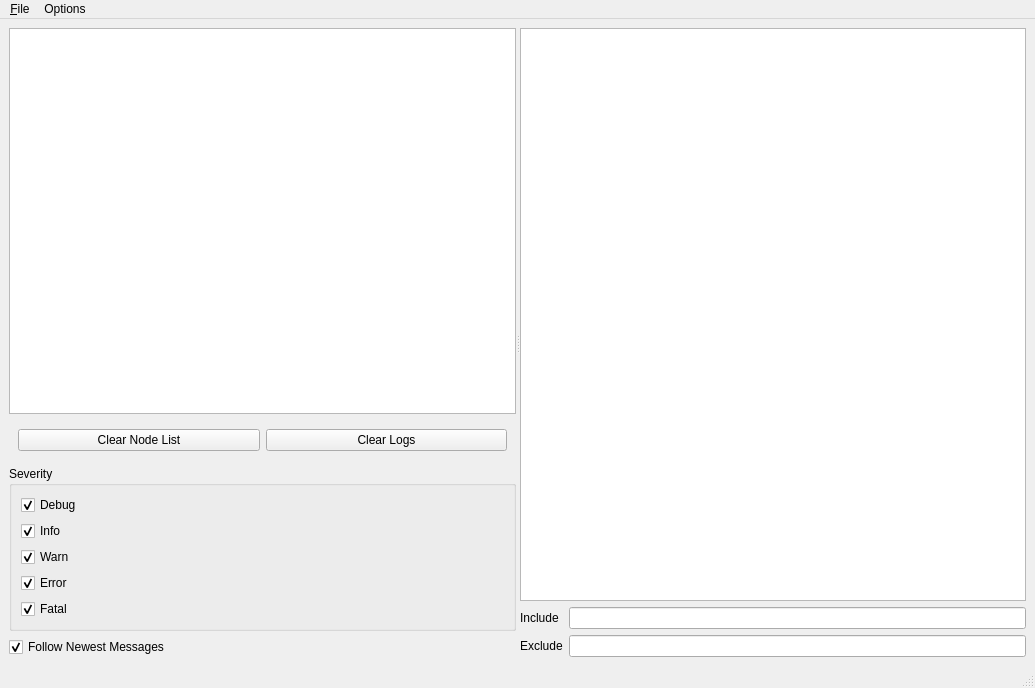
Above: ui/console_window.ui from swri-robotics/swri_console before the change. Below: the same form after it.
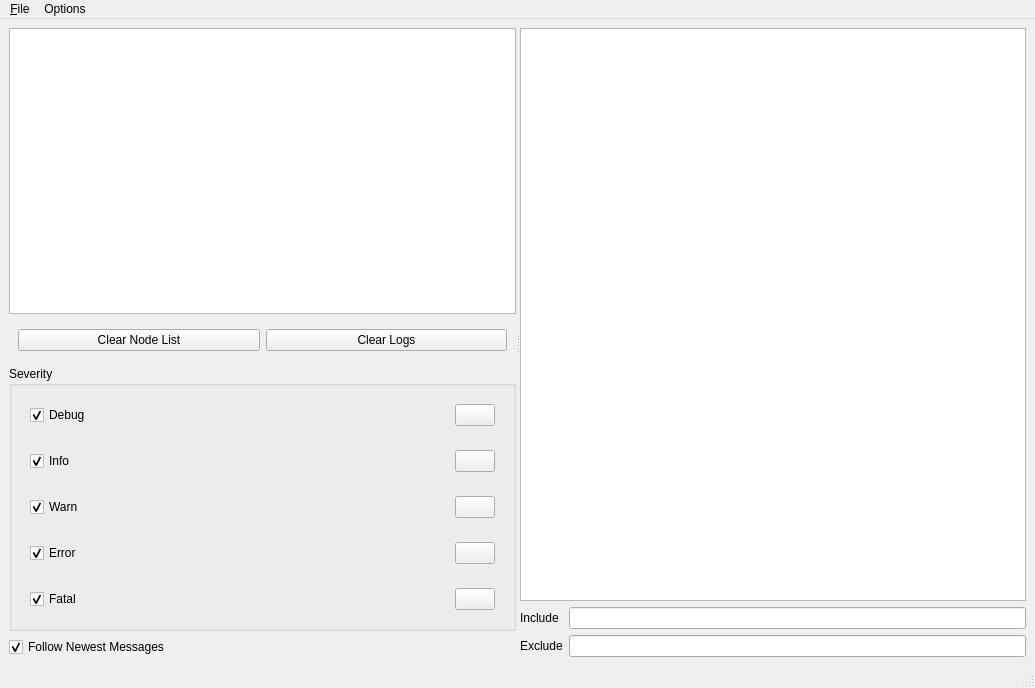
That is the form after the change. Icons and pictures are not drawn.

```diff
--- a/ui/console_window.ui
+++ b/ui/console_window.ui
@@ -75,6 +75,9 @@
           </property>
           <layout class="QVBoxLayout" name="verticalLayout">
            <item>
+                     <widget class="QWidget" name="debugOptionPanel">
+                         <layout class="QHBoxLayout" name="debugOptionLayout">
+                             <item>
             <widget class="QCheckBox" name="checkDebug">
              <property name="text">
               <string>Debug</string>
@@ -82,8 +85,24 @@
              <property name="checked">
               <bool>true</bool>
              </property>
-            </widget>
-           </item>
+                                     <property name="sizePolicy">
+                                         <sizepolicy hsizetype="Minimum" vsizetype="Minimum">
+                                             <horstretch>2</horstretch>
+                                             <verstretch>0</verstretch>
+                                         </sizepolicy>
+                                     </property>
+                                 </widget>
+                             </item>
+                             <item>
+                                 <widget class="QPushButton" name="debugColorWidget">
+                                 </widget>
+                             </item>
+                         </layout>
+                     </widget>
+                 </item>
+                 <item>
+                     <widget class="QWidget" name="infoOptionPanel">
+                         <layout class="QHBoxLayout" name="infoOptionLayout">
            <item>
             <widget class="QCheckBox" name="checkInfo">
              <property name="text">
@@ -92,8 +111,23 @@
              <property name="checked">
               <bool>true</bool>
              </property>
-            </widget>
-           </item>
+                                     <property name="sizePolicy">
+                                         <sizepolicy hsizetype="Minimum" vsizetype="Minimum">
+                                             <horstretch>2</horstretch>
+                                             <verstretch>0</verstretch>
+                                         </sizepolicy>
+                                     </property>
+                                 </widget>
+                             </item>
+                             <item>
+                                 <widget class="QPushButton" name="infoColorWidget"/>
+                             </item>
+                         </layout>
+                     </widget>
+                 </item>
+                 <item>
+                     <widget class="QWidget" name="warnOptionPanel">
+                         <layout class="QHBoxLayout" name="warnOptionLayout">
            <item>
             <widget class="QCheckBox" name="checkWarn">
              <property name="text">
@@ -102,8 +136,23 @@
              <property name="checked">
               <bool>true</bool>
              </property>
-            </widget>
-           </item>
+                                     <property name="sizePolicy">
+                                         <sizepolicy hsizetype="Minimum" vsizetype="Minimum">
+                                             <horstretch>2</horstretch>
+                                             <verstretch>0</verstretch>
+                                         </sizepolicy>
+                                     </property>
+                                 </widget>
+                             </item>
+                             <item>
+                                 <widget class="QPushButton" name="warnColorWidget"/>
+                             </item>
+                         </layout>
+                     </widget>
+                 </item>
+                 <item>
+                     <widget class="QWidget" name="errorOptionPanel">
+                         <layout class="QHBoxLayout" name="errorOptionLayout">
            <item>
             <widget class="QCheckBox" name="checkError">
              <property name="text">
@@ -112,8 +161,23 @@
              <property name="checked">
               <bool>true</bool>
              </property>
-            </widget>
-           </item>
+                                     <property name="sizePolicy">
+                                         <sizepolicy hsizetype="Minimum" vsizetype="Minimum">
+                                             <horstretch>2</horstretch>
+                                             <verstretch>0</verstretch>
+                                         </sizepolicy>
+                                     </property>
+                                 </widget>
+                             </item>
+                             <item>
+                                 <widget class="QPushButton" name="errorColorWidget"/>
+                             </item>
+                         </layout>
+                     </widget>
+                 </item>
+                 <item>
+                     <widget class="QWidget" name="fatalOptionPanel">
+                         <layout class="QHBoxLayout" name="fatalOptionLayout">
            <item>
             <widget class="QCheckBox" name="checkFatal">
              <property name="text">
@@ -122,6 +186,18 @@
              <property name="checked">
               <bool>true</bool>
              </property>
+                                     <property name="sizePolicy">
+                                         <sizepolicy hsizetype="Minimum" vsizetype="Minimum">
+                                             <horstretch>2</horstretch>
+                                             <verstretch>0</verstretch>
+                                         </sizepolicy>
+                                     </property>
+                                 </widget>
+                             </item>
+                             <item>
+                                 <widget class="QPushButton" name="fatalColorWidget"/>
+                             </item>
+                         </layout>
             </widget>
            </item>
           </layout>
```
Left out of the diff: 12 changed lines with no effect on the pictures. Lines whose indentation alone changed are shown as unchanged.
